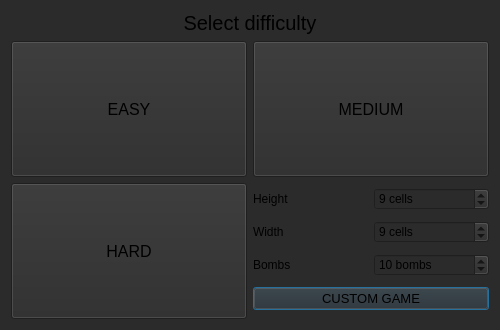
Before: the Qt Designer form newgamedialog.ui in mrtokii/sweep-hard, drawn with Qt 5.
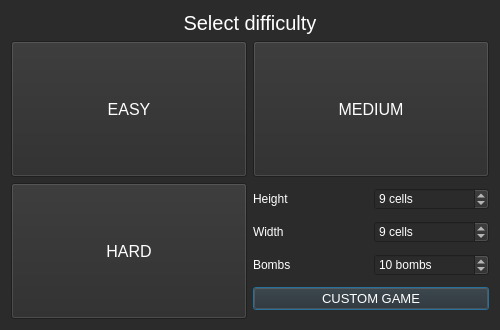
After: the same form once the commit is applied. Icons and pictures are not drawn.

```diff
--- a/newgamedialog.ui
+++ b/newgamedialog.ui
@@ -24,7 +24,8 @@
     <normaloff>:/images/BombCell.png</normaloff>:/images/BombCell.png</iconset>
   </property>
   <property name="styleSheet">
-   <string notr="true">background-color: rgb(43, 43, 43);</string>
+   <string notr="true">background-color: rgb(43, 43, 43);
+color: white;</string>
   </property>
   <layout class="QVBoxLayout" name="verticalLayout">
    <item>
```
